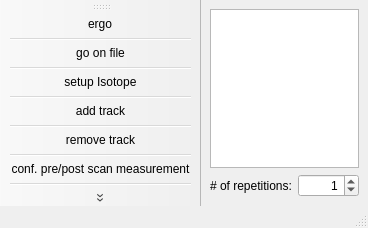
First picture: the form in TildaHost/source/Interface/ScanControlUi/Ui_ScanControl.ui, repository lasersphere/Tilda, before the edit.
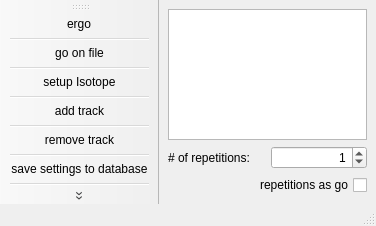
Second picture: the form after the edit. Icons and pictures are not drawn.

Diff of the .ui file:
```diff
--- a/TildaHost/source/Interface/ScanControlUi/Ui_ScanControl.ui
+++ b/TildaHost/source/Interface/ScanControlUi/Ui_ScanControl.ui
@@ -6,8 +6,8 @@
    <rect>
     <x>0</x>
     <y>0</y>
-    <width>341</width>
-    <height>228</height>
+    <width>376</width>
+    <height>226</height>
    </rect>
   </property>
   <property name="windowTitle">
@@ -54,6 +54,16 @@
       </item>
      </layout>
     </item>
+    <item>
+     <widget class="QCheckBox" name="checkBox_reps_as_go">
+      <property name="layoutDirection">
+       <enum>Qt::RightToLeft</enum>
+      </property>
+      <property name="text">
+       <string>repetitions as go</string>
+      </property>
+     </widget>
+    </item>
    </layout>
   </widget>
   <widget class="QStatusBar" name="statusbar"/>
@@ -77,9 +87,9 @@
    <addaction name="separator"/>
    <addaction name="action_remove_track"/>
    <addaction name="separator"/>
-   <addaction name="actionConf_pre_post_scan_measurement"/>
-   <addaction name="separator"/>
    <addaction name="actionSave_settings_to_database"/>
+   <addaction name="separator"/>
+   <addaction name="actionRe_open_plot_win"/>
   </widget>
   <action name="actionErgo">
    <property name="text">
@@ -123,11 +133,6 @@
     <string>remove track</string>
    </property>
   </action>
-  <action name="actionConfigure_voltage_measurement">
-   <property name="text">
-    <string>configure voltage measurement</string>
-   </property>
-  </action>
   <action name="actionGo_on_file">
    <property name="text">
     <string>go on file</string>
@@ -139,9 +144,9 @@
     <string>Ctrl+G</string>
    </property>
   </action>
-  <action name="actionConf_pre_post_scan_measurement">
+  <action name="actionRe_open_plot_win">
    <property name="text">
-    <string>conf. pre/post scan measurement</string>
+    <string>re open plot win</string>
    </property>
   </action>
  </widget>
```
